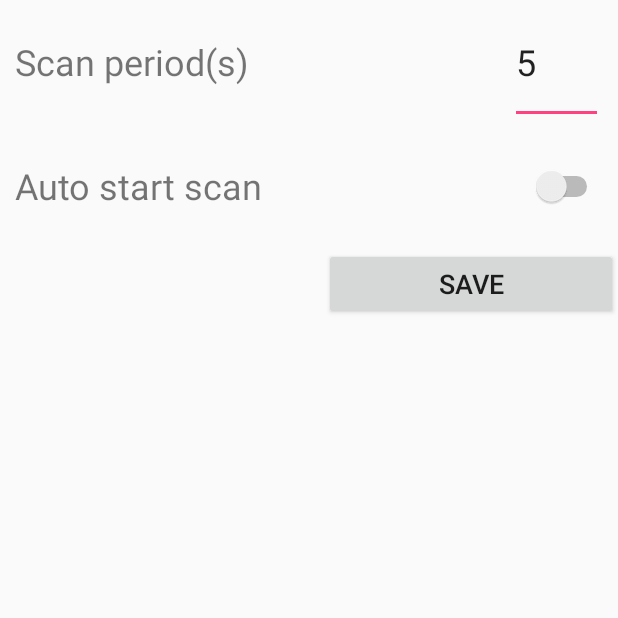
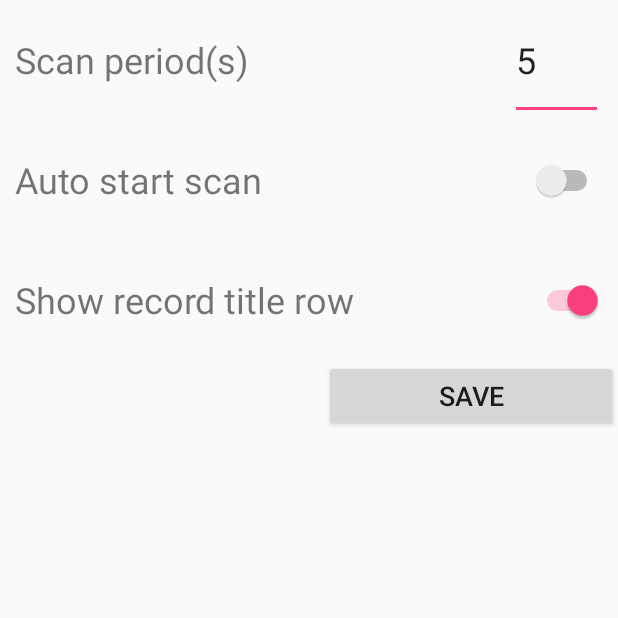
Before and after one commit to AlfaLoop/alfainsole, an Android app: the SettingsActivity screen opened directly, with no data from a screen before it, after a tap on "SAVE", on a phone screen of 412 x 824 dp, the top half of it. Run offline under Robolectric (Android 15) with nearby library versions, the phone set to English and light mode, and no system bars; libraries missing offline, so code that uses them is left out: com.scwang.smartrefresh; 2 statements that could not run were skipped.

Commit message:
ADD setting control whether showing title row(record)

```diff
--- a/app/src/main/java/com/alfaloop/insoleble/MainActivity.java
+++ b/app/src/main/java/com/alfaloop/insoleble/MainActivity.java
@@ -75,6 +75,7 @@ public class MainActivity extends AppCompatActivity implements NavigationView.On
     private boolean isConnected = false;
     private boolean isScanning = false;
     private boolean isRecording = false;
+    private boolean showTitleRow = true;
     private byte interactiveDeviceType = 0;
     private SharedPreferences sharedPref = null;
     private SharedPreferences.Editor editor = null;
@@ -92,13 +93,18 @@ public class MainActivity extends AppCompatActivity implements NavigationView.On
         initMainActivityViewComponents();
         initBleModule();
         checkPreferencesExisted();
-        loadPreferencesAutoScanSet();
     }
 
     @Override
     public void onBackPressed() {
         if(!isConnected)
             MainActivity.this.finish();
+    }
+
+    @Override
+    protected void onResume() {
+        super.onResume();
+        loadPreferencesNeedTitleRowRecord();
     }
 
     @Override
@@ -200,14 +206,24 @@ public class MainActivity extends AppCompatActivity implements NavigationView.On
         if(result == -1) {
             editor.putInt(getString(R.string.pref_scan_time), BleConnConfig.SCAN_TIME_S);
             editor.putInt(getString(R.string.pref_auto_scan), 0);
+            editor.putInt(getString(R.string.pref_title_row_needing), 1);
             editor.commit();
         }
     }
 
-    private void loadPreferencesAutoScanSet() {
+    private void loadPreferencesSettings() {
         int result = sharedPref.getInt(getString(R.string.pref_auto_scan), 0);
         if(result > 0)
             onRefresh();
+        loadPreferencesNeedTitleRowRecord();
+    }
+
+    private void loadPreferencesNeedTitleRowRecord() {
+        int result = sharedPref.getInt(getString(R.string.pref_title_row_needing), 1);
+        if(result == 0)
+            showTitleRow = false;
+        else
+            showTitleRow = true;
     }
 
     private void scanLeDevice(final boolean enable) {
@@ -472,8 +488,9 @@ public class MainActivity extends AppCompatActivity implements NavigationView.On
                 String ts = tsLong.toString();
                 csw = FileUtils.CsvWriter.initWriter(ts, FileUtils.CsvWriter.DELETE_FILE_IF_EXIST);
 
+                if (showTitleRow) {
                     String title = Alfaone.FIELD_TITLE_RAW;
-                if(scanViewFragment.getSelectedDevicesCount() == 1) {
+                    if (scanViewFragment.getSelectedDevicesCount() == 1) {
                         if (interactiveDeviceType == Alfaone.DEVICE_TYPE)
                             title = Alfaone.FIELD_TITLE_RAW;
                         else if (interactiveDeviceType == NikePlus.DEVICE_TYPE)
@@ -487,10 +504,12 @@ public class MainActivity extends AppCompatActivity implements NavigationView.On
 
                     try {
                         csw.insertDateRow(title);
-                    isRecording = true;
+
                     } catch (IOException e) {
                         e.printStackTrace();
                     }
+                }
+                isRecording = true;
             }
         }
     };
--- a/app/src/main/java/com/alfaloop/insoleble/SettingsActivity.java
+++ b/app/src/main/java/com/alfaloop/insoleble/SettingsActivity.java
@@ -20,6 +20,7 @@ public class SettingsActivity extends AppCompatActivity {
     private SharedPreferences.Editor editor = null;
     private EditText scanTimeEditText = null;
     private Switch autoScanSwitch = null;
+    private Switch needRecordTitle = null;
     private Button saveButton = null;
 
     @Override
@@ -40,10 +41,12 @@ public class SettingsActivity extends AppCompatActivity {
     private void initViewComponents() {
         scanTimeEditText = (EditText)findViewById(R.id.scan_time_s_edittext);
         autoScanSwitch = (Switch)findViewById(R.id.auto_scan_switch);
+        needRecordTitle = (Switch)findViewById(R.id.need_record_title);
         saveButton = (Button)findViewById(R.id.save_setting_button);
 
         scanTimeEditText.setText(String.valueOf(getScanTimeS()));
         autoScanSwitch.setChecked(isAutoScanSet());
+        needRecordTitle.setChecked(isNeedRecordTitleSet());
         saveButton.setOnClickListener(saveButtonTask);
     }
 
@@ -52,6 +55,7 @@ public class SettingsActivity extends AppCompatActivity {
         public void onClick(View view) {
             saveScanTimeS();
             saveAutoScan();
+            saveNeedRecordTitle();
             commit();
             toastResult();
         }
@@ -70,6 +74,14 @@ public class SettingsActivity extends AppCompatActivity {
         editor.putInt(getString(R.string.pref_auto_scan), result);
     }
 
+    private void saveNeedRecordTitle() {
+        boolean isChecked = needRecordTitle.isChecked();
+        int result = 0;
+        if(isChecked)
+            result = 1;
+        editor.putInt(getString(R.string.pref_title_row_needing), result);
+    }
+
     private void commit() {
         editor.commit();
     }
@@ -77,6 +89,14 @@ public class SettingsActivity extends AppCompatActivity {
     private void toastResult() {
         Toast.makeText(SettingsActivity.this, getString(R.string.title_save_success),
                 Toast.LENGTH_SHORT).show();
+    }
+
+    private boolean isNeedRecordTitleSet() {
+        int result = sharedPref.getInt(getString(R.string.pref_title_row_needing), 1);
+        if(result > 0)
+            return true;
+        else
+            return false;
     }
 
     private boolean isAutoScanSet() {
--- a/app/src/main/res/layout/activity_setting.xml
+++ b/app/src/main/res/layout/activity_setting.xml
@@ -11,7 +11,7 @@
         <LinearLayout
             android:layout_width="match_parent"
             android:layout_height="match_parent"
-            android:layout_weight="9"
+            android:layout_weight="7"
             android:orientation="horizontal">
 
             <TextView
@@ -39,7 +39,7 @@
         <LinearLayout
             android:layout_width="match_parent"
             android:layout_height="match_parent"
-            android:layout_weight="9"
+            android:layout_weight="7"
             android:orientation="horizontal">
 
             <TextView
@@ -65,11 +65,37 @@
         <LinearLayout
             android:layout_width="match_parent"
             android:layout_height="match_parent"
-            android:layout_weight="9"
+            android:layout_weight="7"
             android:orientation="horizontal">
 
             <TextView
                 android:id="@+id/textView4"
+                android:layout_width="match_parent"
+                android:layout_height="match_parent"
+                android:layout_marginLeft="10dp"
+                android:layout_weight="1"
+                android:gravity="center_vertical"
+                android:text="@string/title_need_titile"
+                android:textSize="24sp" />
+
+            <Switch
+                android:id="@+id/need_record_title"
+                android:layout_width="match_parent"
+                android:layout_height="match_parent"
+                android:layout_marginRight="10dp"
+                android:layout_weight="3"
+                android:checked="false" />
+
+        </LinearLayout>
+
+        <LinearLayout
+            android:layout_width="match_parent"
+            android:layout_height="match_parent"
+            android:layout_weight="7"
+            android:orientation="horizontal">
+
+            <TextView
+                android:id="@+id/textView5"
                 android:layout_width="wrap_content"
                 android:layout_height="wrap_content"
                 android:layout_weight="2"  />
--- a/app/src/main/res/values/strings.xml
+++ b/app/src/main/res/values/strings.xml
@@ -46,6 +46,7 @@
 
     <string name="title_scan_time">Scan period(s)</string>
     <string name="title_auto_scan">Auto start scan</string>
+    <string name="title_need_titile">Show record title row</string>
     <string name="title_button_save">Save</string>
     <string name="title_save_success">Save success</string>
     <string name="title_save_fail">Save fail</string>
@@ -54,4 +55,5 @@
     <string name="pref_file_key">pref_file_key</string>
     <string name="pref_auto_scan">pref_auto_scan</string>
     <string name="pref_scan_time">pref_scan_time</string>
+    <string name="pref_title_row_needing">pref_title_row_needing</string>
 </resources>
```
Lines whose indentation alone changed are shown as unchanged.
